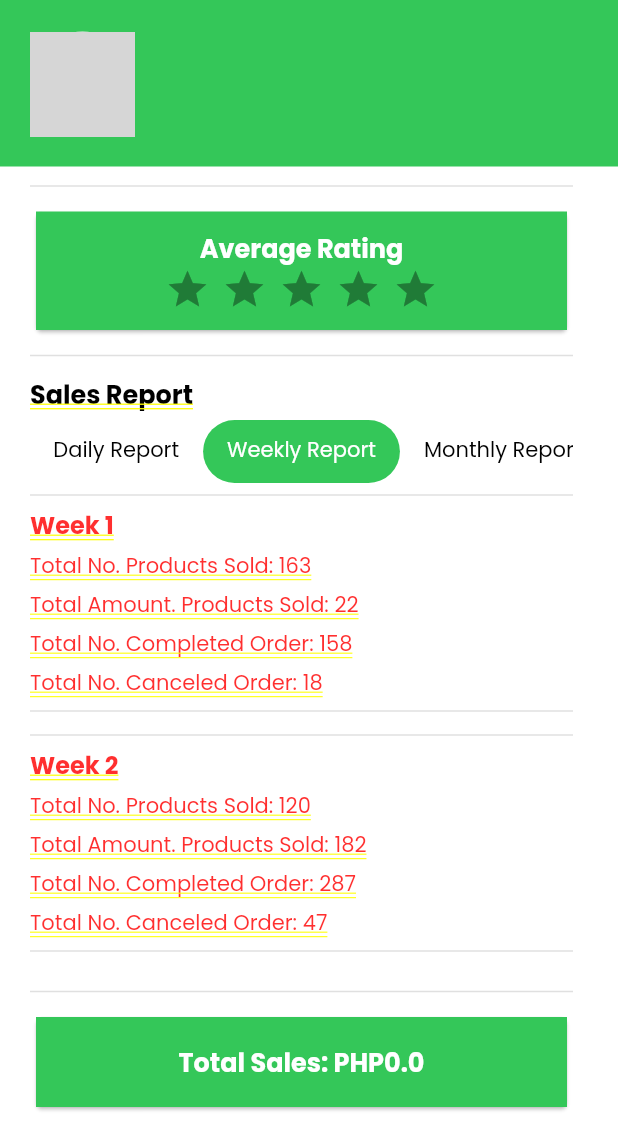
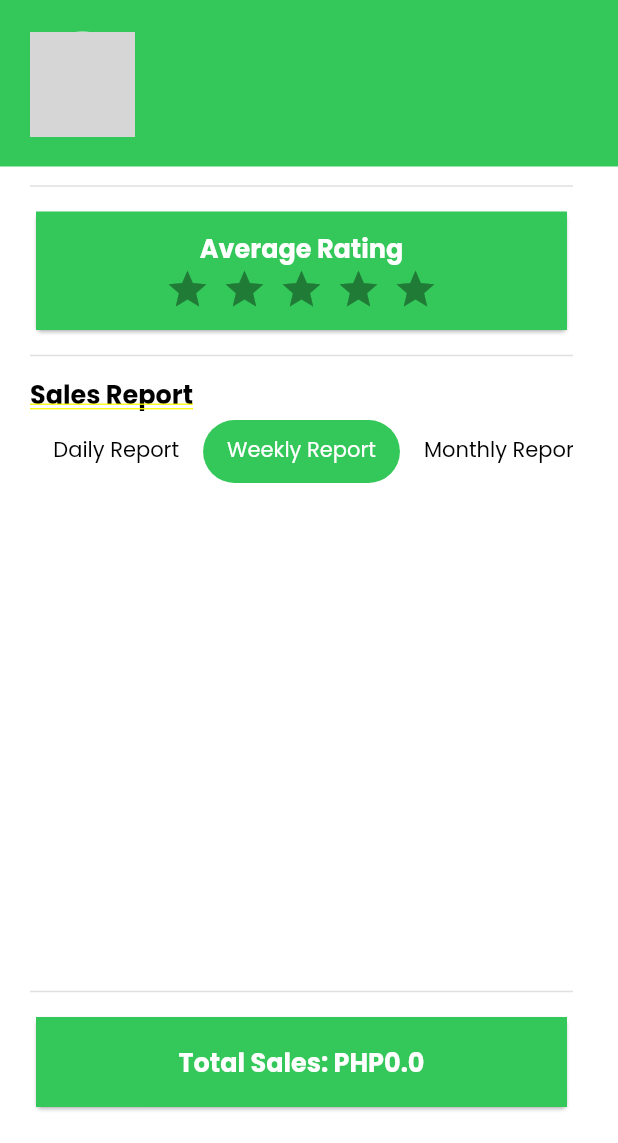
Before and after one commit to EdisonModesto/Growcery, a Flutter app: the SProfileView screen opened directly, tab 2 chosen, on a phone screen of 412 x 824 dp, the part 93-1236 px from its top. Run offline on Flutter 3.47's test engine with Material 2 defaults, Android fonts, the phone set to English and light mode, and no system bars; drawn by our look-alikes of flutter_rating_bar; our stand-ins replace auto_size_text, cloud_firestore, file_picker, firebase_auth, firebase_core, firebase_storage and 8 more; missing offline and left inert: filter_profanity, philippines; accounts and stored records are empty; generated files the repository leaves out were written again; network calls fail; grey boxes are pictures that could not be loaded.

Commit message:
revisons and removed sensitive info

```diff
--- a/lib/features/seller/3. Profile/sProfileView.dart
+++ b/lib/features/seller/3. Profile/sProfileView.dart
@@ -269,7 +269,7 @@ class _AProfileViewState extends ConsumerState<SProfileView> {
                                             SingleChildScrollView(
                                               child: Column(
                                                 mainAxisAlignment: MainAxisAlignment.center,
-                                                children:  List.generate(10, (index){
+                                                children:  List.generate(5, (index){
                                                   return Column(
                                                     crossAxisAlignment: CrossAxisAlignment.start,
                                                     children: [
@@ -283,7 +283,7 @@ class _AProfileViewState extends ConsumerState<SProfileView> {
                                                       ),
                                                       const SizedBox(height: 5,),
                                                       Text(
-                                                        "Total No. Products Sold: ${rnd.nextInt(300)}", //${data.docs.length}
+                                                        "Total No. Products Sold: ${5 + rnd.nextInt(100 - 5 )}", //${data.docs.length}
                                                         style: GoogleFonts.poppins(
                                                           fontSize: 14,
                                                           fontWeight: FontWeight.w400,
@@ -291,7 +291,7 @@ class _AProfileViewState extends ConsumerState<SProfileView> {
                                                       ),
                                                       const SizedBox(height: 5,),
                                                       Text(
-                                                        "Total Amount. Products Sold: ${rnd.nextInt(300)}", //${data.docs.length}
+                                                        "Total Amount. Products Sold: ${500 + rnd.nextInt(3000 - 500)}", //${data.docs.length}
                                                         style: GoogleFonts.poppins(
                                                           fontSize: 14,
                                                           fontWeight: FontWeight.w400,
@@ -360,7 +360,7 @@ class _AProfileViewState extends ConsumerState<SProfileView> {
                                             SingleChildScrollView(
                                               child: Column(
                                                   mainAxisAlignment: MainAxisAlignment.center,
-                                                  children:  List.generate(10, (index){
+                                                  children:  List.generate(0, (index){
                                                     return Column(
                                                       crossAxisAlignment: CrossAxisAlignment.start,
                                                       children: [
@@ -374,7 +374,7 @@ class _AProfileViewState extends ConsumerState<SProfileView> {
                                                         ),
                                                         const SizedBox(height: 5,),
                                                         Text(
-                                                          "Total No. Products Sold: ${rnd.nextInt(300)}", //${data.docs.length}
+                                                          "Total No. Products Sold: ${5 + rnd.nextInt(100 - 5 )}", //${data.docs.length}
                                                           style: GoogleFonts.poppins(
                                                             fontSize: 14,
                                                             fontWeight: FontWeight.w400,
@@ -382,7 +382,7 @@ class _AProfileViewState extends ConsumerState<SProfileView> {
                                                         ),
                                                         const SizedBox(height: 5,),
                                                         Text(
-                                                          "Total Amount. Products Sold: ${rnd.nextInt(300)}", //${data.docs.length}
+                                                          "Total Amount. Products Sold: ${500 + rnd.nextInt(3000 - 500)}", //${data.docs.length}
                                                           style: GoogleFonts.poppins(
                                                             fontSize: 14,
                                                             fontWeight: FontWeight.w400,
@@ -451,7 +451,7 @@ class _AProfileViewState extends ConsumerState<SProfileView> {
                                             SingleChildScrollView(
                                               child: Column(
                                                   mainAxisAlignment: MainAxisAlignment.center,
-                                                  children:  List.generate(10, (index){
+                                                  children:  List.generate(0, (index){
                                                     return Column(
                                                       crossAxisAlignment: CrossAxisAlignment.start,
                                                       children: [
@@ -465,7 +465,7 @@ class _AProfileViewState extends ConsumerState<SProfileView> {
                                                         ),
                                                         const SizedBox(height: 5,),
                                                         Text(
-                                                          "Total No. Products Sold: ${rnd.nextInt(300)}", //${data.docs.length}
+                                                          "Total No. Products Sold: ${5 + rnd.nextInt(100 - 5 )}", //${data.docs.length}
                                                           style: GoogleFonts.poppins(
                                                             fontSize: 14,
                                                             fontWeight: FontWeight.w400,
@@ -473,7 +473,7 @@ class _AProfileViewState extends ConsumerState<SProfileView> {
                                                         ),
                                                         const SizedBox(height: 5,),
                                                         Text(
-                                                          "Total Amount. Products Sold: ${rnd.nextInt(300)}", //${data.docs.length}
+                                                          "Total Amount. Products Sold: ${500 + rnd.nextInt(3000 - 500)}", //${data.docs.length}
                                                           style: GoogleFonts.poppins(
                                                             fontSize: 14,
                                                             fontWeight: FontWeight.w400,
--- a/lib/features/user/3. Profile/uProfileView.dart
+++ b/lib/features/user/3. Profile/uProfileView.dart
@@ -823,7 +823,7 @@ class _UOrderViewState extends ConsumerState<UProfileView> {
                                                         icon: const Icon(
                                                           CupertinoIcons.cube_box,
                                                           color: Colors.white,
-                                                          size: 30,
+                                                          size: 20,
                                                         ),
                                                       ),
                                                       ],
@@ -1088,7 +1088,7 @@ class _UOrderViewState extends ConsumerState<UProfileView> {
                                                             icon: const Icon(
                                                               CupertinoIcons.return_icon,
                                                               color: Colors.white,
-                                                              size: 30,
+                                                              size: 20,
                                                             ),
                                                           ),
 
```
Also changed, not shown: 1 other file.
